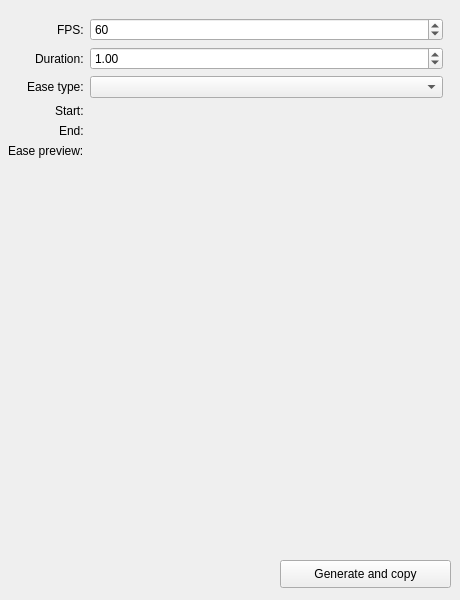
Before: the Qt Designer form ui/window.ui in chocolateimage/kdenlive_ease_generator, drawn with Qt 5.
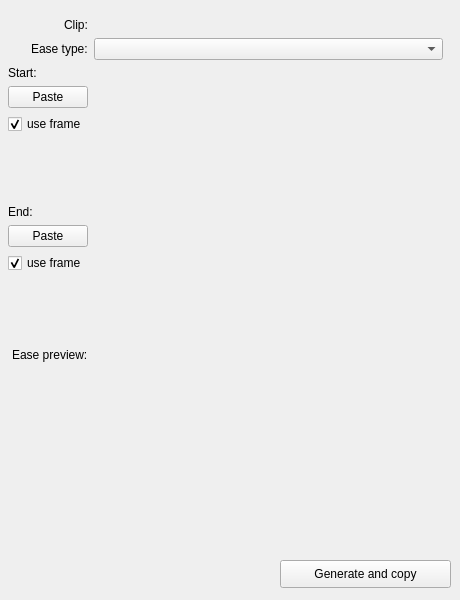
After: the same form once the commit is applied. Icons and pictures are not drawn.

Commit message: add paste buttons

Patch:
```diff
--- a/ui/window.ui
+++ b/ui/window.ui
@@ -69,81 +69,139 @@
     <item row="0" column="0">
      <widget class="QLabel" name="label_5">
       <property name="text">
-       <string>FPS:</string>
+       <string>Clip:</string>
       </property>
      </widget>
     </item>
     <item row="0" column="1">
-     <widget class="QSpinBox" name="numFps">
-      <property name="maximum">
-       <number>1000000</number>
-      </property>
-      <property name="value">
-       <number>60</number>
-      </property>
-     </widget>
+     <widget class="QWidget" name="widClip" native="true"/>
     </item>
     <item row="1" column="0">
-     <widget class="QLabel" name="label">
-      <property name="text">
-       <string>Duration:</string>
-      </property>
-     </widget>
-    </item>
-    <item row="1" column="1">
-     <widget class="QDoubleSpinBox" name="numDuration">
-      <property name="maximum">
-       <double>100000.000000000000000</double>
-      </property>
-      <property name="value">
-       <double>1.000000000000000</double>
-      </property>
-     </widget>
-    </item>
-    <item row="2" column="0">
-     <widget class="QLabel" name="label_2">
+     <widget class="QLabel" name="lblEase">
       <property name="text">
        <string>Ease type:</string>
       </property>
      </widget>
     </item>
-    <item row="2" column="1">
+    <item row="1" column="1">
      <widget class="QComboBox" name="cbEaseType"/>
     </item>
-    <item row="3" column="0">
-     <widget class="QLabel" name="label_3">
-      <property name="text">
-       <string>Start:</string>
-      </property>
-     </widget>
-    </item>
-    <item row="4" column="0">
-     <widget class="QLabel" name="label_4">
-      <property name="text">
-       <string>End:</string>
-      </property>
-     </widget>
-    </item>
-    <item row="4" column="1">
-     <widget class="QWidget" name="widEndRect" native="true"/>
-    </item>
-    <item row="3" column="1">
+    <item row="2" column="1">
      <widget class="QWidget" name="widStartRect" native="true"/>
     </item>
-    <item row="5" column="0">
-     <widget class="QLabel" name="label_6">
+    <item row="3" column="1">
+     <widget class="QWidget" name="widEndRect" native="true"/>
+    </item>
+    <item row="4" column="0">
+     <widget class="QLabel" name="lblPreview">
       <property name="text">
        <string>Ease preview:</string>
       </property>
      </widget>
     </item>
-    <item row="5" column="1">
+    <item row="4" column="1">
      <widget class="QLabel" name="imgEasePreview">
+      <property name="minimumSize">
+       <size>
+        <width>200</width>
+        <height>200</height>
+       </size>
+      </property>
       <property name="text">
        <string/>
       </property>
      </widget>
     </item>
+    <item row="2" column="0">
+     <layout class="QVBoxLayout" name="verticalLayout">
+      <item>
+       <widget class="QLabel" name="lblStart">
+        <property name="text">
+         <string>Start:</string>
+        </property>
+       </widget>
+      </item>
+      <item>
+       <widget class="QPushButton" name="btnPasteStart">
+        <property name="text">
+         <string>Paste</string>
+        </property>
+        <property name="icon">
+         <iconset theme="edit-paste">
+          <normaloff>.</normaloff>.</iconset>
+        </property>
+       </widget>
+      </item>
+      <item>
+       <widget class="QCheckBox" name="chkKeepStart">
+        <property name="text">
+         <string>use frame</string>
+        </property>
+        <property name="checked">
+         <bool>true</bool>
+        </property>
+       </widget>
+      </item>
+      <item>
+       <spacer name="vertSpaceStart">
+        <property name="orientation">
+         <enum>Qt::Vertical</enum>
+        </property>
+        <property name="sizeHint" stdset="0">
+         <size>
+          <width>20</width>
+          <height>40</height>
+         </size>
+        </property>
+       </spacer>
+      </item>
+     </layout>
+    </item>
+    <item row="3" column="0">
+     <layout class="QVBoxLayout" name="verticalLayout_2">
+      <item>
+       <widget class="QLabel" name="lblEnd">
+        <property name="text">
+         <string>End:</string>
+        </property>
+       </widget>
+      </item>
+      <item>
+       <widget class="QPushButton" name="btnPasteEnd">
+        <property name="text">
+         <string>Paste</string>
+        </property>
+        <property name="icon">
+         <iconset theme="edit-paste">
+          <normaloff>.</normaloff>.</iconset>
+        </property>
+       </widget>
+      </item>
+      <item>
+       <widget class="QCheckBox" name="chkKeepEnd">
+        <property name="text">
+         <string>use frame</string>
+        </property>
+        <property name="checked">
+         <bool>true</bool>
+        </property>
+       </widget>
+      </item>
+      <item>
+       <spacer name="vertSpaceEnd">
+        <property name="orientation">
+         <enum>Qt::Vertical</enum>
+        </property>
+        <property name="sizeHint" stdset="0">
+         <size>
+          <width>20</width>
+          <height>40</height>
+         </size>
+        </property>
+       </spacer>
+      </item>
+     </layout>
+    </item>
    </layout>
   </widget>
   <zorder>formLayoutWidget</zorder>
```
Left out of the diff: 2 changed lines with no effect on the pictures.
